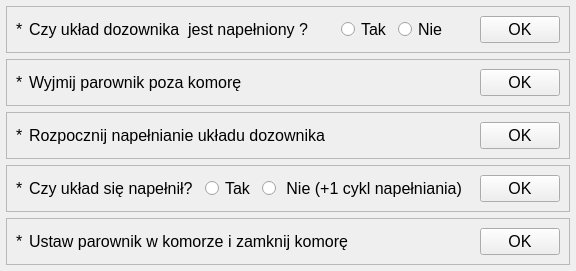
Old version of the form app/nowytest_2.ui in the repository wiacekmarcin/StanowiskoChemiczne.
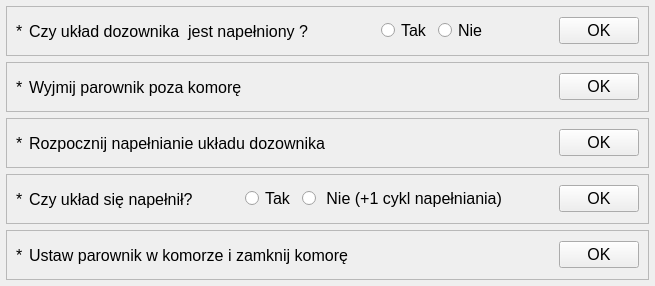
New version of the form. Custom widgets are drawn as their Qt base class.

Diff of the .ui file:
```diff
--- a/app/nowytest_2.ui
+++ b/app/nowytest_2.ui
@@ -6,8 +6,8 @@
    <rect>
     <x>0</x>
     <y>0</y>
-    <width>576</width>
-    <height>216</height>
+    <width>655</width>
+    <height>286</height>
    </rect>
   </property>
   <property name="font">
@@ -19,10 +19,10 @@
    <string>Dialog</string>
   </property>
   <property name="title" stdset="0">
-   <string>Napełnianie układu dozownika</string>
+   <string>Napełnianie dozownika</string>
   </property>
   <property name="subTitle" stdset="0">
-   <string>Należy się upewnić, że układ dozownika jest napełniony. Jeżeli układ jest pusty lub niepełny, to należy wykonać poniższe czynności.</string>
+   <string/>
   </property>
   <layout class="QVBoxLayout" name="verticalLayout" stretch="0,0,0,0,0">
    <property name="spacing">
```
